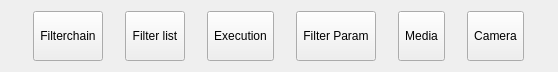
This is SeaGoatVision/client/qt/uifiles/WinMain.ui in Octets/SeaGoatVision as Qt 5 draws it before an edit. The edited form follows.
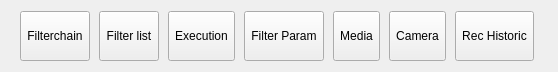
This is the edited form.

Diff of the .ui file:
```diff
--- a/SeaGoatVision/client/qt/uifiles/WinMain.ui
+++ b/SeaGoatVision/client/qt/uifiles/WinMain.ui
@@ -97,6 +97,19 @@
        </property>
       </widget>
      </item>
+     <item>
+      <widget class="QToolButton" name="btnRecHistoric">
+       <property name="sizePolicy">
+        <sizepolicy hsizetype="Fixed" vsizetype="Preferred">
+         <horstretch>0</horstretch>
+         <verstretch>0</verstretch>
+        </sizepolicy>
+       </property>
+       <property name="text">
+        <string>Rec Historic</string>
+       </property>
+      </widget>
+     </item>
     </layout>
    </item>
   </layout>
```
